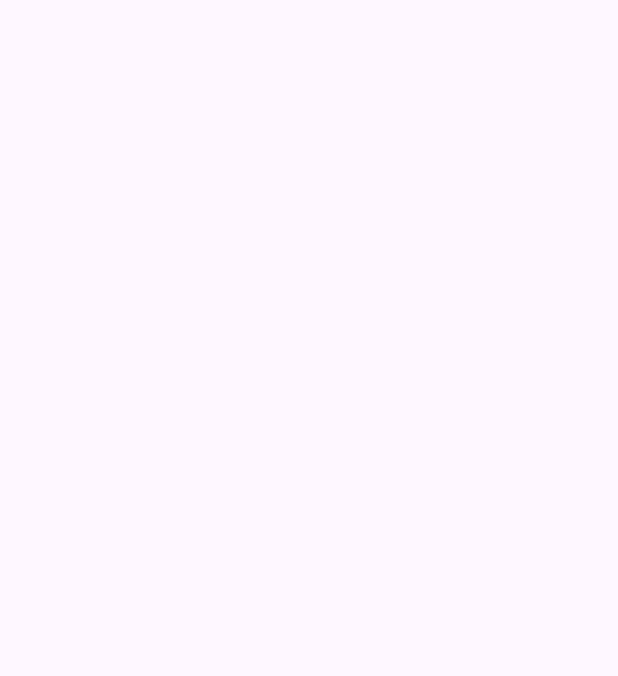
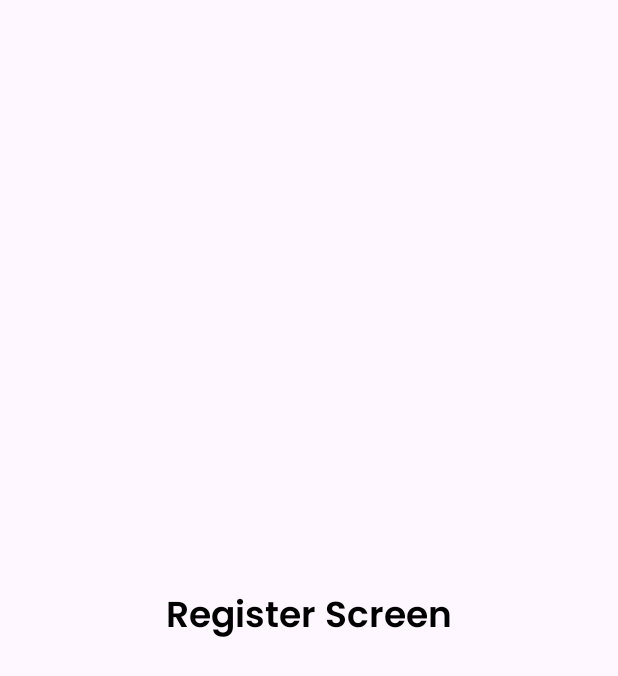
Before and after one commit to Karam-Salama/Food-Planner-Application, an Android app: the RegisterActivity screen opened directly, with no data from a screen before it, on a phone screen of 412 x 824 dp. Before the commit the part shown is empty. Shown: the top 676 px of the screen. Run offline under Robolectric (Android 15) with nearby library versions, the phone set to English and light mode, and no system bars.

Commit message:
some updates

```diff
--- /dev/null
+++ b/app/src/main/java/com/example/foodplannerapplication/core/utils/Constants.kt
@@ -0,0 +1,5 @@
+package com.example.foodplannerapplication.core.utils
+
+object Constants {
+    const val OnBoarding_KEY = "welcomeVisited"
+}
--- a/app/src/main/res/layout/activity_register.xml
+++ b/app/src/main/res/layout/activity_register.xml
@@ -7,4 +7,17 @@
     android:layout_height="match_parent"
     tools:context=".modules.auth.RegisterActivity">
 
+    <TextView
+        android:id="@+id/textView"
+        android:layout_width="wrap_content"
+        android:layout_height="wrap_content"
+        android:text="@string/register_title"
+        android:textStyle="bold"
+        android:fontFamily="@font/poppins_semibold"
+        android:textColor="@color/black"
+        android:textSize="24sp"
+        app:layout_constraintBottom_toBottomOf="parent"
+        app:layout_constraintEnd_toEndOf="parent"
+        app:layout_constraintStart_toStartOf="parent"
+        app:layout_constraintTop_toTopOf="parent" />
 </androidx.constraintlayout.widget.ConstraintLayout>
--- a/app/src/main/res/values/strings.xml
+++ b/app/src/main/res/values/strings.xml
@@ -3,4 +3,5 @@
     <string name="onboarding_title">Your Smart Meal Planner</string>
     <string name="onboarding_body">Plan your meals, save time, and eat healthier every day</string>
     <string name="onboarding_button">Get Started</string>
+    <string name="register_title">Register Screen</string>
 </resources>
```
Also changed, not shown: app/src/main/java/com/example/foodplannerapplication/modules/onboarding/OnboardingActivity.kt (+4 -7 lines), app/src/main/java/com/example/foodplannerapplication/modules/splash/SplashActivity.kt (+5 -10 lines).
